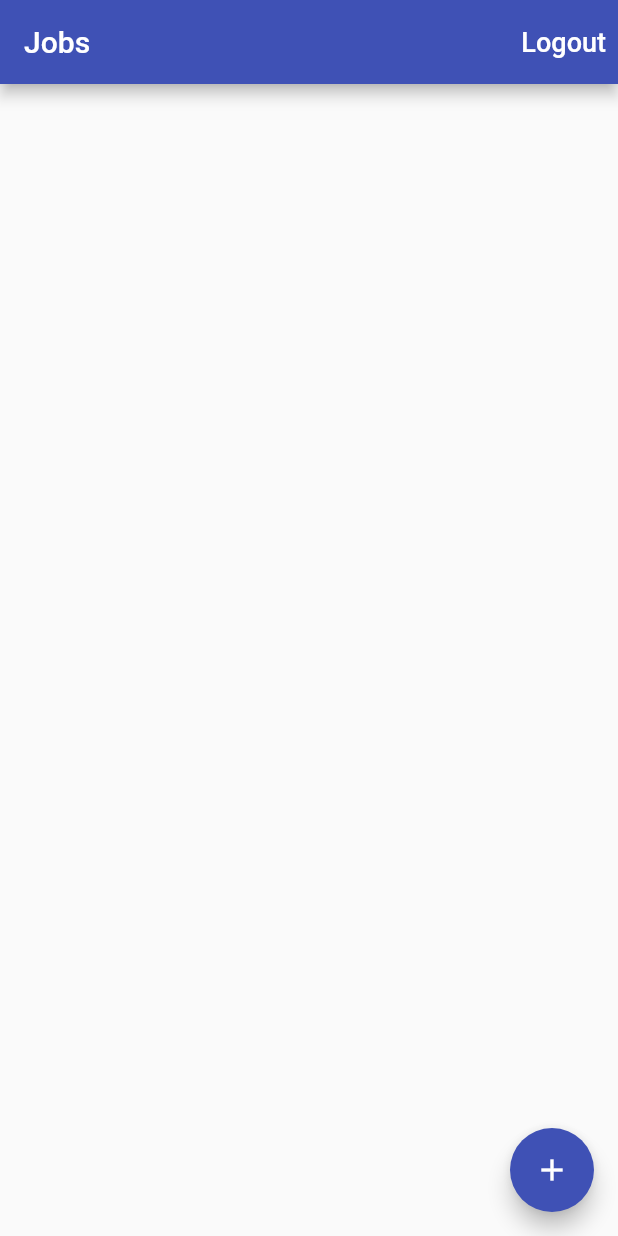
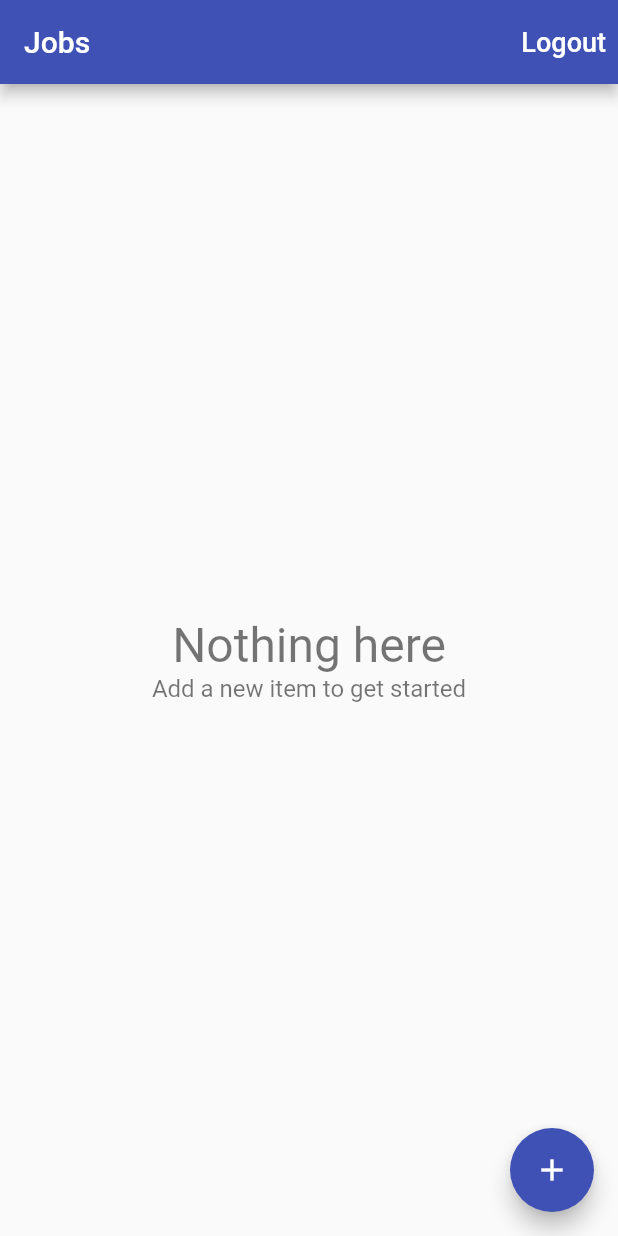
Before and after one commit to sarpsolakoglu/time_tracker_flutter_course, a Flutter app: the screen it shows once a user with an empty profile is signed in, on a phone screen of 412 x 824 dp. Run offline on Flutter 3.47's test engine with Material 2 defaults, Android fonts, the phone set to English and light mode, and no system bars; our stand-ins replace cloud_firestore, firebase_auth, firebase_core, google_sign_in; missing offline and left inert: flutter_login_facebook; accounts and stored records are empty.

Commit message:
Section 19

```diff
--- /dev/null
+++ b/lib/app/home_page/jobs/empty_content.dart
@@ -0,0 +1,31 @@
+import 'package:flutter/material.dart';
+
+class EmptyContent extends StatelessWidget {
+  const EmptyContent(
+      {Key? key,
+        this.title = 'Nothing here',
+        this.message = 'Add a new item to get started'})
+      : super(key: key);
+
+  final String title;
+  final String message;
+
+  @override
+  Widget build(BuildContext context) {
+    return Center(
+      child: Column(
+        mainAxisAlignment: MainAxisAlignment.center,
+        children: [
+          Text(
+            title,
+            style: TextStyle(fontSize: 32.0, color: Colors.black54),
+          ),
+          Text(
+            message,
+            style: TextStyle(fontSize: 16.0, color: Colors.black54),
+          ),
+        ],
+      ),
+    );
+  }
+}
--- a/lib/app/home_page/jobs/jobs_page.dart
+++ b/lib/app/home_page/jobs/jobs_page.dart
@@ -1,25 +1,32 @@
+import 'package:firebase_core/firebase_core.dart';
 import 'package:flutter/material.dart';
 import 'package:provider/provider.dart';
 import 'package:time_tracker_app/app/home_page/jobs/edit_job_page.dart';
+import 'package:time_tracker_app/app/home_page/jobs/empty_content.dart';
 import 'package:time_tracker_app/app/home_page/jobs/job_list_tile.dart';
+import 'package:time_tracker_app/app/home_page/jobs/list_items_builder.dart';
 import 'package:time_tracker_app/app/models/job.dart';
 import 'package:time_tracker_app/common_widgets/show_alert_dialog.dart';
+import 'package:time_tracker_app/common_widgets/show_exception_alert_dialog.dart';
 import 'package:time_tracker_app/services/auth.dart';
 import 'package:time_tracker_app/services/database.dart';
 
 class JobsPage extends StatelessWidget {
   Future<void> _createJob(BuildContext context) async {
-    // try {
-    //   final database = Provider.of<Database>(context, listen: false);
-    //   await database.createJob(Job(name: 'Blogging', ratePerHour: 10));
-    // } on FirebaseException catch (e) {
-    //   showExceptionAlertDialog(
-    //     context,
-    //     title: 'Operation Failed',
-    //     exception: e,
-    //   );
-    // }
     EditJobPage.show(context);
+  }
+
+  Future<void> _delete(BuildContext context, Job job) async {
+    try {
+      final database = Provider.of<Database>(context, listen: false);
+      await database.deleteJob(job);
+    } on FirebaseException catch (e) {
+      showExceptionAlertDialog(
+        context,
+        title: 'Operation Failed',
+        exception: e,
+      );
+    }
   }
 
   Future<void> _signOut(BuildContext context) async {
@@ -49,25 +56,24 @@ class JobsPage extends StatelessWidget {
     return StreamBuilder<List<Job>>(
       stream: database.jobsStream(),
       builder: (context, snapshot) {
-          if (snapshot.hasData) {
-            final jobs = snapshot.data!;
-            final children = jobs
-                .map((job) => JobListTile(
+        return ListItemsBuilder<Job>(
+          snapshot: snapshot,
+          itemBuilder: (context, job) => Dismissible(
+            key: Key('job-${job.id}'),
+            background: Container(color: Colors.red),
+            direction: DismissDirection.endToStart,
+            onDismissed: (direction) => _delete(context, job),
+            child: JobListTile(
               job: job,
               onTap: () => EditJobPage.show(
                 context,
                 job: job,
               ),
-                    ))
-                .toList();
-            return ListView(
-              children: children,
+            ),
+          ),
         );
-          }
-          return Center(
-            child: CircularProgressIndicator(),
+      },
     );
-        });
   }
 
   @override
--- /dev/null
+++ b/lib/app/home_page/jobs/list_items_builder.dart
@@ -0,0 +1,40 @@
+import 'package:flutter/cupertino.dart';
+import 'package:flutter/material.dart';
+import 'package:time_tracker_app/app/home_page/jobs/empty_content.dart';
+
+typedef ItemWidgetBuilder<T> = Widget Function(BuildContext context, T item);
+
+class ListItemsBuilder<T> extends StatelessWidget {
+  const ListItemsBuilder(
+      {Key? key, required this.snapshot, required this.itemBuilder})
+      : super(key: key);
+
+  final AsyncSnapshot<List<T>> snapshot;
+  final ItemWidgetBuilder<T> itemBuilder;
+
+  @override
+  Widget build(BuildContext context) {
+    if (snapshot.hasData) {
+      final List<T> items = snapshot.data!;
+      if (items.isNotEmpty) {
+        return _buildList(items);
+      } else {
+        return EmptyContent();
+      }
+    } else if (snapshot.hasError) {
+      return EmptyContent(
+        title: 'Something went wrong',
+        message: 'Can\'t load items right now',
+      );
+    }
+    return Center(child: CircularProgressIndicator());
+  }
+
+  Widget _buildList(List<T> items) {
+    return ListView.separated(
+      itemCount: items.length,
+      separatorBuilder: (context, index) => Divider(height: 0.5),
+      itemBuilder: (context, index) => itemBuilder(context, items[index]),
+    );
+  }
+}
```
Also changed, not shown: lib/services/database.dart (+7 -0 lines), lib/services/firestore_service.dart (+10 -2 lines). Lines whose indentation alone changed are shown as unchanged.
